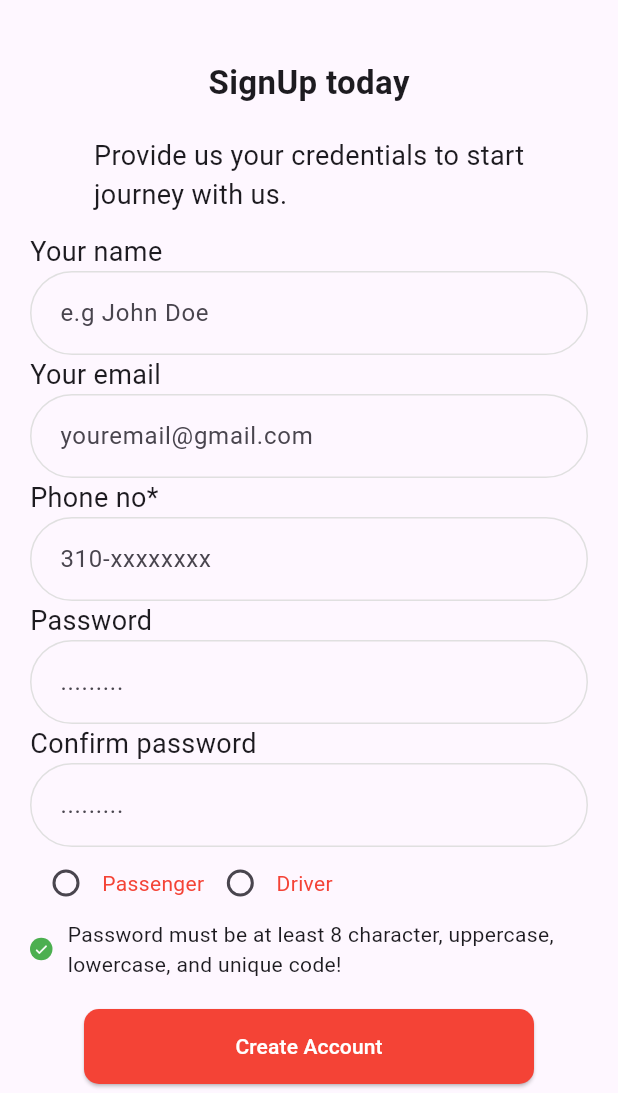
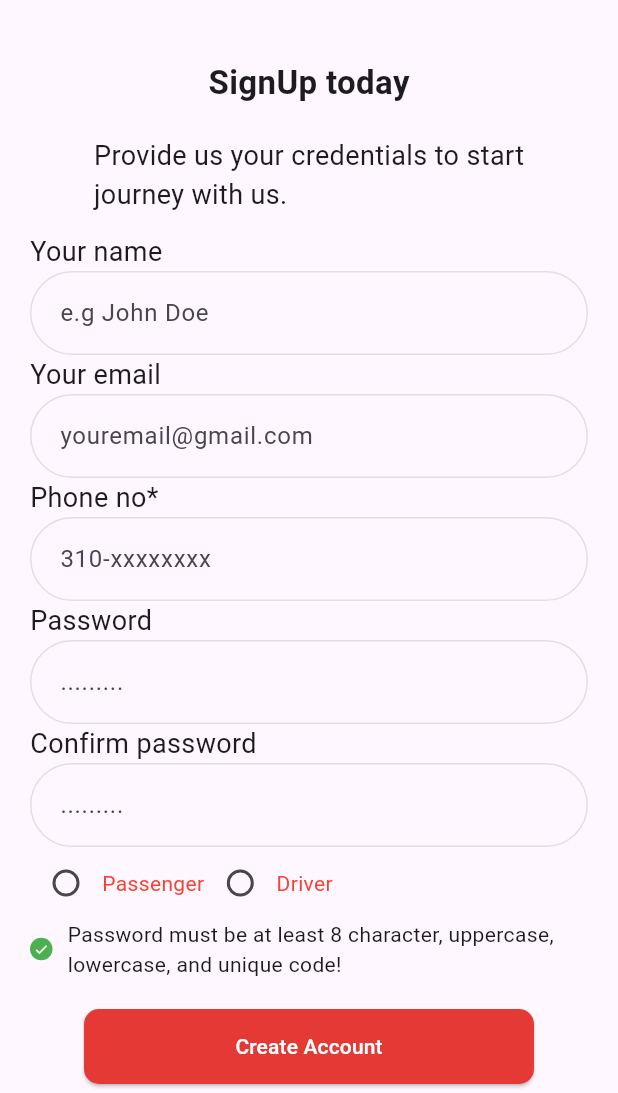
Before and after one commit to SeddiqueKhan/Duseca_Task, a Flutter app: the screen it shows after launch, on a phone screen of 412 x 824 dp, the part 143-1236 px from its top. Run offline on Flutter 3.47's test engine with Material 2 defaults, Android fonts, the phone set to English and light mode, and no system bars; our stand-ins replace flutter_svg, syncfusion_flutter_charts.

Commit message:
Commit 3.

```diff
--- /dev/null
+++ b/lib/features/signup/signup_screen.dart
@@ -0,0 +1,136 @@
+import 'package:duseca_task/features/book_seat/book_seat_screen.dart';
+import 'package:duseca_task/features/widgets/label_textfield.dart';
+import 'package:duseca_task/features/widgets/radio_button.dart';
+import 'package:flutter/material.dart';
+
+import '../widgets/text_button.dart';
+
+class SignUpScreen extends StatefulWidget {
+  const SignUpScreen({super.key});
+
+  @override
+  State<SignUpScreen> createState() => _SignUpScreenState();
+}
+
+class _SignUpScreenState extends State<SignUpScreen> {
+  myCallback() {
+    Navigator.push(context, MaterialPageRoute(builder: (context) => const BookSeatScreen()));
+  }
+
+  @override
+  Widget build(BuildContext context) {
+    return Scaffold(
+      body: SingleChildScrollView(
+        child: Padding(
+          padding: const EdgeInsets.only(left: 20.0, right: 20.0, top: 50.0),
+          child: Column(
+            children: [
+              SizedBox(
+                height: 200,
+                child: Center(
+                  child: Column(
+                    mainAxisAlignment: MainAxisAlignment.center,
+                    children: [
+                      Container(
+                        width: 120,
+                          decoration: BoxDecoration(
+                              borderRadius:
+                                  const BorderRadius.all(Radius.circular(10)),
+                              border: Border.all(color: Colors.red)),
+                          child: const Center(
+                            child: Text(
+                              'Duseca',
+                              style: TextStyle(
+                                  fontWeight: FontWeight.bold,
+                                  fontSize: 30,
+                                  color: Colors.red),
+                            ),
+                          )),
+                      const SizedBox(
+                        height: 40,
+                      ),
+                      const Text(
+                        'SignUp today',
+                        style: TextStyle(
+                            fontSize: 22, fontWeight: FontWeight.bold),
+                      ),
+                      const SizedBox(
+                        height: 20,
+                      ),
+                      const Expanded(
+                        child: Text(
+                          'Provide us your credentials to start\njourney with us.',
+                          overflow: TextOverflow.ellipsis,
+                          style: TextStyle(
+                            fontSize: 18,
+                          ),
+                        ),
+                      ),
+                    ],
+                  ),
+                ),
+              ),
+              SizedBox(
+                child: Column(
+                  crossAxisAlignment: CrossAxisAlignment.center,
+                  mainAxisAlignment: MainAxisAlignment.spaceBetween,
+                  children: [
+                    const LabeledTextField(label: 'Your name', hintText: 'e.g John Doe'),
+                    const LabeledTextField(label: 'Your email', hintText: 'youremail@gmail.com'),
+                    const LabeledTextField(label: 'Phone no*', hintText: '310-xxxxxxxx'),
+                    const LabeledTextField(label: 'Password', hintText: '.........'),
+                    const LabeledTextField(label: 'Confirm password', hintText: '.........'),
+                    const Row(
+                      mainAxisAlignment: MainAxisAlignment.start,
+                      children: [
+                        CustomRadioButton(label: 'Passenger'),
+                        CustomRadioButton(label: 'Driver'),
+                      ],
+                    ),
+                    Row(
+                      children: [
+                        Container(
+                          width: 15.0,
+                          height: 15.0,
+                          decoration: const BoxDecoration(
+                            shape: BoxShape.circle,
+                            color: Colors.green,
+                          ),
+                          child: const Center(
+                            child: Icon(
+                              Icons.check,
+                              color: Colors.white,
+                              size: 10,
+                            ),
+                          ),
+                        ),
+                        const SizedBox(width: 10,),
+                        const Expanded(
+                          child: Text(
+                            'Password must be at least 8 character, uppercase,\nlowercase, and unique code!',
+                            overflow: TextOverflow.ellipsis,
+                            style: TextStyle(
+                              fontSize: 14,
+                            ),
+                          ),
+                        ),
+                      ],
+                    ),
+                    const SizedBox(height: 20,),
+                    SizedBox(
+                        height: 50,
+                        width: 300,
+                        child: TextButtonWidget(
+                          buttonText: 'Create Account',
+                          callback: myCallback
+                        ))
+                  ],
+                ),
+              ),
+            ],
+          ),
+        ),
+      ),
+    );
+  }
+}
--- a/lib/widgets/ride_history_card.dart
+++ b/lib/features/widgets/ride_history_card.dart
@@ -75,7 +75,7 @@ class RideHistoryCard extends StatelessWidget {
               )
             ),
             const Positioned(
-                top: 60,
+                top: 70,
                 right: 30,
                 child: Row(
                   children: [
--- a/lib/widgets/text_button.dart
+++ b/lib/features/widgets/text_button.dart
@@ -15,7 +15,7 @@ class TextButtonWidget extends StatelessWidget {
                 borderRadius: BorderRadius.circular(10.0),
             )
         ),
-      backgroundColor: MaterialStateProperty.all(Colors.red),
+      backgroundColor: MaterialStateProperty.all(Colors.red.shade600),
     ),
         child: Text(buttonText, style: const TextStyle(color: Colors.white),));
   }
--- a/lib/signup/signup_screen.dart
+++ /dev/null
@@ -1,138 +0,0 @@
-import 'package:duseca_task/book_seat/book_seat_screen.dart';
-import 'package:duseca_task/widgets/label_textfield.dart';
-import 'package:duseca_task/widgets/radio_button.dart';
-import 'package:flutter/material.dart';
-
-import '../widgets/text_button.dart';
-
-class SignUpScreen extends StatefulWidget {
-  const SignUpScreen({super.key});
-
-  @override
-  State<SignUpScreen> createState() => _SignUpScreenState();
-}
-
-class _SignUpScreenState extends State<SignUpScreen> {
-  myCallback() {
-    Navigator.push(context, MaterialPageRoute(builder: (context) => const BookSeatScreen()));
-  }
-
-  @override
-  Widget build(BuildContext context) {
-    return SafeArea(
-      child: Scaffold(
-        body: SingleChildScrollView(
-          child: Padding(
-            padding: const EdgeInsets.only(left: 20.0, right: 20.0, top: 50.0),
-            child: Column(
-              children: [
-                SizedBox(
-                  height: 200,
-                  child: Center(
-                    child: Column(
-                      mainAxisAlignment: MainAxisAlignment.center,
-                      children: [
-                        Container(
-                          width: 120,
-                            decoration: BoxDecoration(
-                                borderRadius:
-                                    const BorderRadius.all(Radius.circular(10)),
-                                border: Border.all(color: Colors.red)),
-                            child: const Center(
-                              child: Text(
-                                'Duseca',
-                                style: TextStyle(
-                                    fontWeight: FontWeight.bold,
-                                    fontSize: 30,
-                                    color: Colors.red),
-                              ),
-                            )),
-                        const SizedBox(
-                          height: 40,
-                        ),
-                        const Text(
-                          'SignUp today',
-                          style: TextStyle(
-                              fontSize: 22, fontWeight: FontWeight.bold),
-                        ),
-                        const SizedBox(
-                          height: 20,
-                        ),
-                        const Expanded(
-                          child: Text(
-                            'Provide us your credentials to start\njourney with us.',
-                            overflow: TextOverflow.ellipsis,
-                            style: TextStyle(
-                              fontSize: 18,
-                            ),
-                          ),
-                        ),
-                      ],
-                    ),
-                  ),
-                ),
-                SizedBox(
-                  child: Column(
-                    crossAxisAlignment: CrossAxisAlignment.center,
-                    mainAxisAlignment: MainAxisAlignment.spaceBetween,
-                    children: [
-                      const LabeledTextField(label: 'Your name', hintText: 'e.g John Doe'),
-                      const LabeledTextField(label: 'Your email', hintText: 'youremail@gmail.com'),
-                      const LabeledTextField(label: 'Phone no*', hintText: '310-xxxxxxxx'),
-                      const LabeledTextField(label: 'Password', hintText: '.........'),
-                      const LabeledTextField(label: 'Confirm password', hintText: '.........'),
-                      const Row(
-                        mainAxisAlignment: MainAxisAlignment.start,
-                        children: [
-                          CustomRadioButton(label: 'Passenger'),
-                          CustomRadioButton(label: 'Driver'),
-                        ],
-                      ),
-                      Row(
-                        children: [
-                          Container(
-                            width: 15.0,
-                            height: 15.0,
-                            decoration: const BoxDecoration(
-                              shape: BoxShape.circle,
-                              color: Colors.green,
-                            ),
-                            child: const Center(
-                              child: Icon(
-                                Icons.check,
-                                color: Colors.white,
-                                size: 10,
-                              ),
-                            ),
-                          ),
-                          const SizedBox(width: 10,),
-                          const Expanded(
-                            child: Text(
-                              'Password must be at least 8 character, uppercase,\nlowercase, and unique code!',
-                              overflow: TextOverflow.ellipsis,
-                              style: TextStyle(
-                                fontSize: 14,
-                              ),
-                            ),
-                          ),
-                        ],
-                      ),
-                      const SizedBox(height: 20,),
-                      SizedBox(
-                          height: 50,
-                          width: 300,
-                          child: TextButtonWidget(
-                            buttonText: 'Create Account',
-                            callback: myCallback
-                          ))
-                    ],
-                  ),
-                ),
-              ],
-            ),
-          ),
-        ),
-      ),
-    );
-  }
-}
--- a/pubspec.yaml
+++ b/pubspec.yaml
@@ -36,6 +36,7 @@ dependencies:
   # Use with the CupertinoIcons class for iOS style icons.
   cupertino_icons: ^1.0.2
   flutter_svg: ^2.0.9
+  syncfusion_flutter_charts: ^23.1.44
 
 dev_dependencies:
   flutter_test:
```
Also changed, not shown: lib/book_seat/book_seat_screen.dart (deleted, +0 -84 lines), lib/driver_info/driver_info_screen.dart (deleted, +0 -10 lines), lib/features/book_seat/book_seat_screen.dart (added, +83 -0 lines), lib/features/driver_info/driver_info_screen.dart (added, +100 -0 lines), lib/features/ride_history/ride_history_screen.dart (added, +48 -0 lines), lib/features/widgets/bar_graph.dart (added, +40 -0 lines), lib/main.dart (+4 -4 lines), lib/ride_history/ride_history_screen.dart (deleted, +0 -45 lines), lib/features/widgets/label_textfield.dart (renamed from lib/widgets/label_textfield.dart), lib/features/widgets/radio_button.dart (renamed from lib/widgets/radio_button.dart), pubspec.lock.
